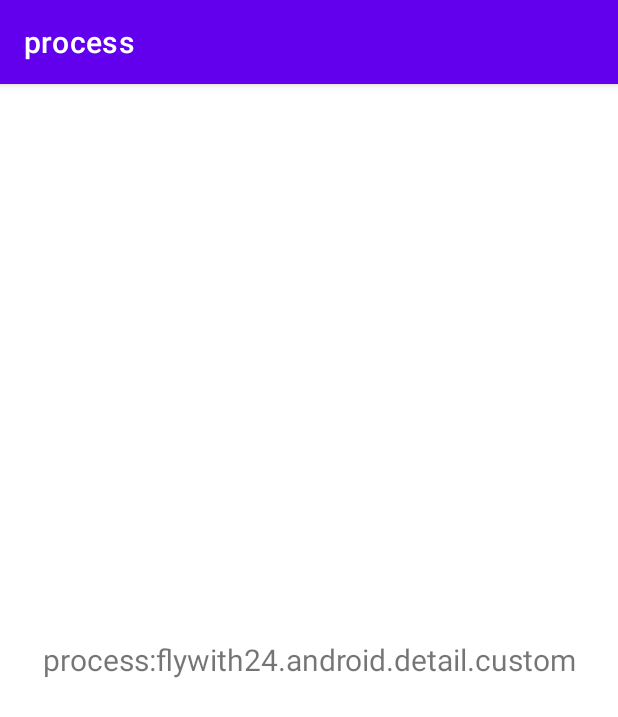
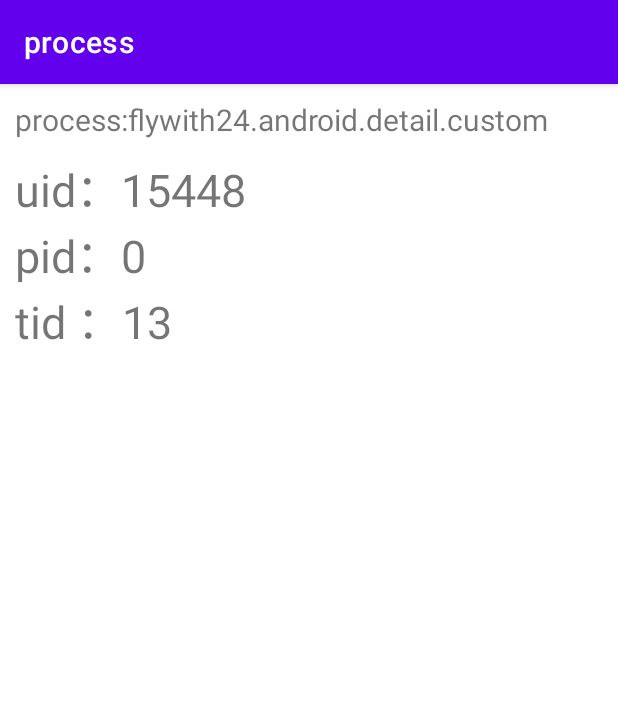
Before and after one commit to ailiboy520/Android-Detail, an Android app: the ProcessActivity screen opened directly, with no data from a screen before it, on a phone screen of 412 x 824 dp. Shown: the top 717 px of the screen. Run offline under Robolectric (Android 15) with nearby library versions, the phone set to English and light mode, and no system bars.

Commit message:
show ProcessActivity info

```diff
--- a/process/src/main/java/com/flywith24/detail/ProcessActivity.kt
+++ b/process/src/main/java/com/flywith24/detail/ProcessActivity.kt
@@ -1,5 +1,13 @@
 package com.flywith24.detail
 
+import android.os.Bundle
+import android.os.Process
 import androidx.appcompat.app.AppCompatActivity
+import kotlinx.android.synthetic.main.activity_main.*
 
-class ProcessActivity : AppCompatActivity(R.layout.activity_process)
+class ProcessActivity : AppCompatActivity(R.layout.activity_process) {
+    override fun onCreate(savedInstanceState: Bundle?) {
+        super.onCreate(savedInstanceState)
+        tvTitle.text = getString(R.string.title, Process.myUid(), Process.myPid(), Process.myTid())
+    }
+}
--- a/process/src/main/res/layout/activity_process.xml
+++ b/process/src/main/res/layout/activity_process.xml
@@ -1,11 +1,24 @@
 <?xml version="1.0" encoding="utf-8"?>
-<androidx.appcompat.widget.AppCompatTextView xmlns:android="http://schemas.android.com/apk/res/android"
+<androidx.appcompat.widget.LinearLayoutCompat xmlns:android="http://schemas.android.com/apk/res/android"
     xmlns:tools="http://schemas.android.com/tools"
     android:layout_width="match_parent"
     android:layout_height="match_parent"
-    android:gravity="center"
-    android:text="process:flywith24.android.detail.custom"
-    android:textSize="20sp"
+    android:orientation="vertical"
+    android:padding="10dp"
     tools:context=".ProcessActivity">
 
-</androidx.appcompat.widget.AppCompatTextView>
+    <androidx.appcompat.widget.AppCompatTextView
+        android:layout_width="match_parent"
+        android:layout_height="wrap_content"
+
+        android:text="@string/process_name"
+        android:textSize="20sp" />
+
+    <androidx.appcompat.widget.AppCompatTextView
+        android:id="@+id/tvTitle"
+        android:layout_width="match_parent"
+        android:layout_height="wrap_content"
+        android:paddingTop="10dp"
+        android:textSize="30sp"
+        tools:text="pid:xxx" />
+</androidx.appcompat.widget.LinearLayoutCompat>
--- a/process/src/main/res/values/strings.xml
+++ b/process/src/main/res/values/strings.xml
@@ -4,4 +4,5 @@
     <string name="jump">打开 Process Activity</string>
     <string name="startThread">开启线程并显示tid</string>
     <string name="thread">tid：%1$d\nthread name:%2$s\njava tid：%3$d</string>
+    <string name="process_name">process:flywith24.android.detail.custom</string>
 </resources>
```
